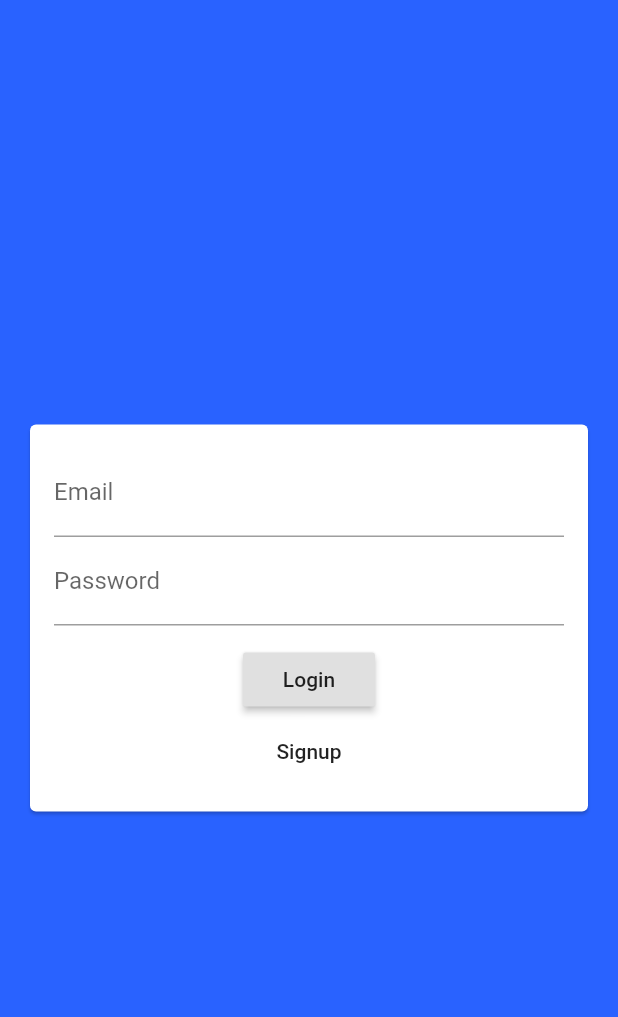
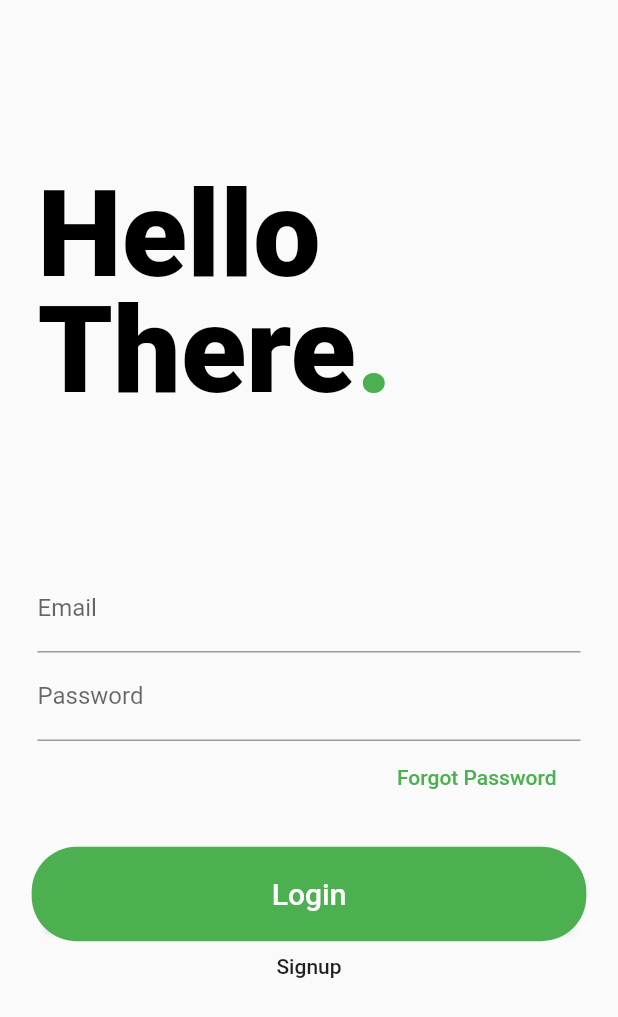
Before and after one commit to harshithva/Tasks, a Flutter app: the screen it shows after launch, on a phone screen of 412 x 824 dp. Shown: the top 1017 px of the screen. Run offline on Flutter 3.47's test engine with Material 2 defaults, Android fonts, the phone set to English and light mode, and no system bars.

Commit message:
Login page half completed

```diff
--- a/lib/screens/auth.dart
+++ b/lib/screens/auth.dart
@@ -10,6 +10,6 @@ class Auth extends StatefulWidget {
 class _AuthState extends State<Auth> {
   @override
   Widget build(BuildContext context) {
-    return Scaffold(backgroundColor: primaryColor, body: AuthForm());
+    return Scaffold(body: AuthForm());
   }
 }
--- a/lib/widgets/auth_form.dart
+++ b/lib/widgets/auth_form.dart
@@ -8,12 +8,49 @@ class AuthForm extends StatefulWidget {
 class _AuthFormState extends State<AuthForm> {
   @override
   Widget build(BuildContext context) {
-    return Center(
-      child: Card(
-        margin: EdgeInsets.all(20),
-        child: SingleChildScrollView(
-          child: Padding(
-            padding: EdgeInsets.all(16),
+    return SingleChildScrollView(
+      child: Container(
+        child: Column(
+          crossAxisAlignment: CrossAxisAlignment.start,
+          children: <Widget>[
+            Container(
+              padding: EdgeInsets.fromLTRB(25, 110, 0, 0),
+              child: Text(
+                "Hello",
+                style: TextStyle(
+                    fontSize: 80,
+                    color: Colors.black,
+                    fontWeight: FontWeight.w800),
+              ),
+            ),
+            Container(
+              padding: EdgeInsets.fromLTRB(25, 0, 0, 0),
+              child: RichText(
+                text: new TextSpan(
+                  // Note: Styles for TextSpans must be explicitly defined.
+                  // Child text spans will inherit styles from parent
+                  style: TextStyle(
+                      height: 0.9,
+                      fontSize: 80.0,
+                      color: Colors.black,
+                      fontWeight: FontWeight.w800),
+                  children: <TextSpan>[
+                    TextSpan(text: 'There'),
+                    TextSpan(
+                        text: '.',
+                        style: TextStyle(
+                          fontWeight: FontWeight.w800,
+                          color: Colors.green,
+                        )),
+                  ],
+                ),
+              ),
+            ),
+            SizedBox(
+              height: 100,
+            ),
+            Container(
+              padding: EdgeInsets.fromLTRB(25, 0, 25, 0),
               child: Form(
                 child: Column(
                   mainAxisSize: MainAxisSize.min,
@@ -26,18 +63,50 @@ class _AuthFormState extends State<AuthForm> {
                       decoration: InputDecoration(labelText: 'Password'),
                       obscureText: true,
                     ),
+                    Row(
+                      crossAxisAlignment: CrossAxisAlignment.end,
+                      mainAxisAlignment: MainAxisAlignment.end,
+                      children: <Widget>[
+                        FlatButton(
+                          onPressed: () {},
+                          child: Text(
+                            'Forgot Password',
+                            style: TextStyle(color: Colors.green),
+                          ),
+                        ),
+                      ],
+                    ),
                     SizedBox(
-                    height: 12,
+                      height: 30,
                     ),
                     RaisedButton(
                       onPressed: () {},
-                    child: Text('Login'),
+                      textColor: Colors.white,
+                      color: Colors.black.withOpacity(0),
+                      padding: const EdgeInsets.all(0.0),
+                      child: Container(
+                        decoration: const BoxDecoration(
+                          color: Colors.green,
+                          borderRadius: BorderRadius.only(
+                              topRight: Radius.circular(30.0),
+                              bottomRight: Radius.circular(30.0),
+                              bottomLeft: Radius.circular(30),
+                              topLeft: Radius.circular(30)),
+                          boxShadow: [
+                            BoxShadow(color: Colors.green, spreadRadius: 10),
+                          ],
+                        ),
+                        padding: const EdgeInsets.fromLTRB(150, 10, 150, 10),
+                        child:
+                            const Text('Login', style: TextStyle(fontSize: 20)),
+                      ),
                     ),
                     FlatButton(onPressed: () {}, child: Text('Signup'))
                   ],
                 ),
               ),
-          ),
+            )
+          ],
         ),
       ),
     );
```
Lines whose indentation alone changed are shown as unchanged.
